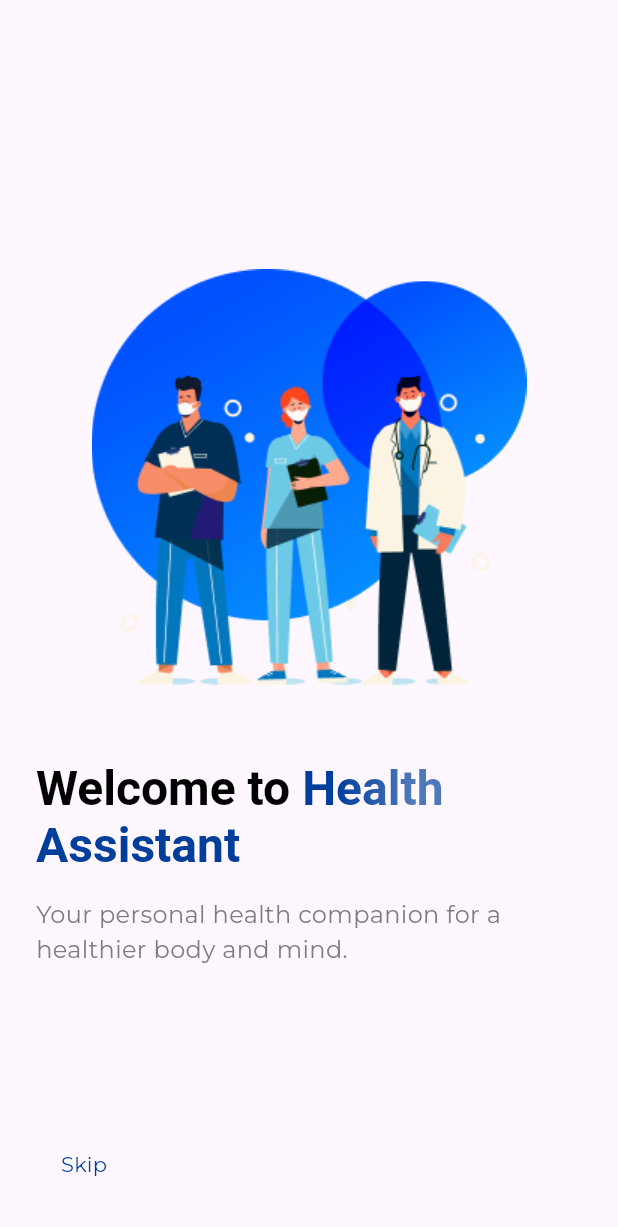
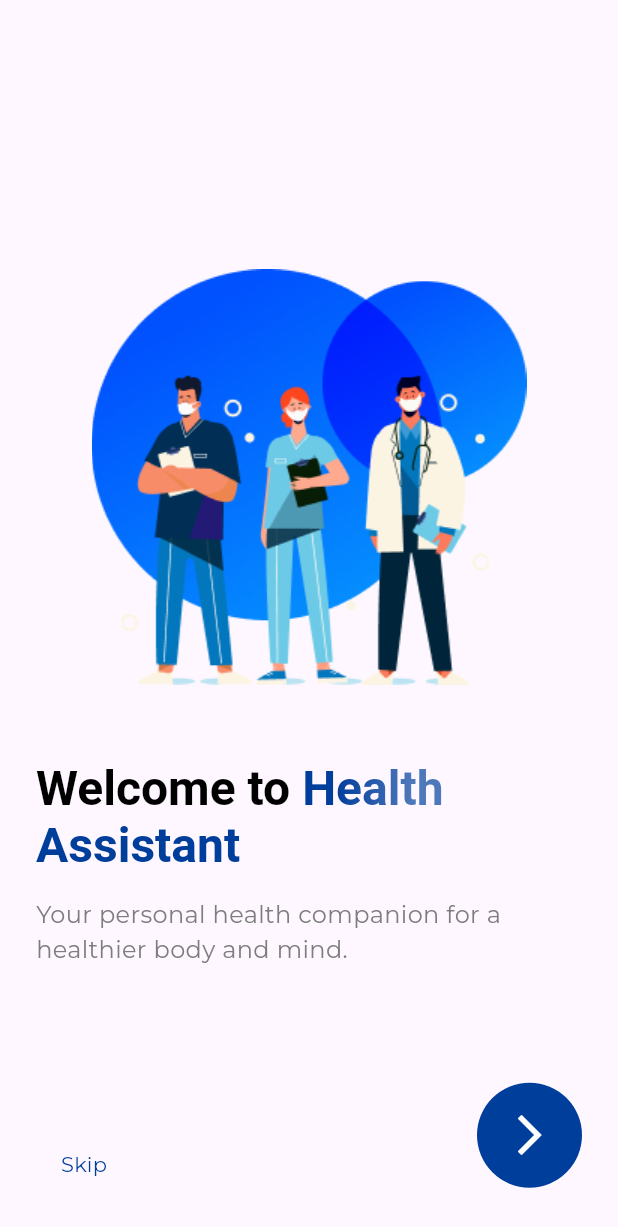
Before and after one commit to tasneem-gamal/Health_Assistant, a Flutter app: the screen it shows after launch, on a phone screen of 412 x 824 dp. Shown: the top 1227 px of the screen. Run offline on Flutter 3.47's test engine with Material 3 defaults, Android fonts, the light colour scheme and no system bars; our stand-ins replace responsive_framework.

Commit message:
add onboarding next button

```diff
--- /dev/null
+++ b/lib/presentation/view/widgets/on_boarding/on_boarding_next_button.dart
@@ -0,0 +1,27 @@
+import 'package:flutter/material.dart';
+import 'package:health_assistant/core/theming/colors.dart';
+
+class OnBoardingNextButton extends StatelessWidget {
+  const OnBoardingNextButton({
+    super.key,
+  });
+
+  @override
+  Widget build(BuildContext context) {
+    return Align(
+      alignment: Alignment.bottomRight,
+      child: Padding(
+        padding: EdgeInsets.only(bottom: MediaQuery.sizeOf(context).height * 0.01),
+        child: const CircleAvatar(
+          backgroundColor: ColorsManager.mainColor,
+          radius: 35,
+          child: Icon(
+            Icons.arrow_forward_ios,
+            size: 32,
+            color: Colors.white,
+          ),
+        ),
+      ),
+    );
+  }
+}
--- a/lib/presentation/view/widgets/on_boarding/on_boarding_view_body.dart
+++ b/lib/presentation/view/widgets/on_boarding/on_boarding_view_body.dart
@@ -2,6 +2,7 @@ import 'package:flutter/material.dart';
 import 'package:health_assistant/core/theming/colors.dart';
 import 'package:health_assistant/core/theming/styles.dart';
 import 'package:health_assistant/core/utils/constants.dart';
+import 'package:health_assistant/presentation/view/widgets/on_boarding/on_boarding_next_button.dart';
 import 'package:health_assistant/presentation/view/widgets/on_boarding/on_boarding_page.dart';
 import 'package:health_assistant/presentation/view/widgets/on_boarding/on_boarding_skip_button.dart';
 
@@ -31,7 +32,8 @@ class OnBoardingViewBody extends StatelessWidget {
               )
             ],
           ),
-          const OnBoardingSkipButton()
+          const OnBoardingSkipButton(),
+          const OnBoardingNextButton()
         ],
       ),
     );
```
